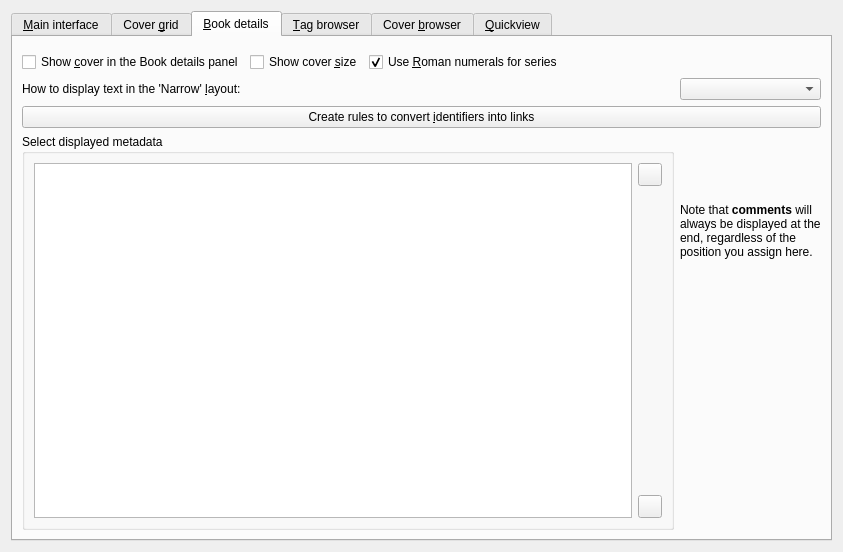
This is src/calibre/gui2/preferences/look_feel.ui in debian-calibre/calibre as Qt 5 draws it before an edit. The edited form follows.
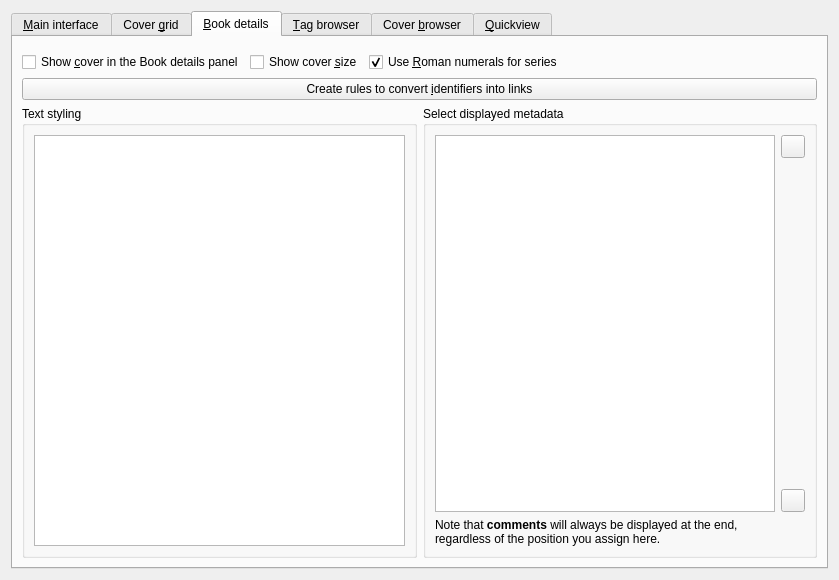
This is the edited form. The open tabs and pages were chosen to show the change. Icons and pictures are not drawn. Custom widgets are drawn as their Qt base class.

```diff
--- a/src/calibre/gui2/preferences/look_feel.ui
+++ b/src/calibre/gui2/preferences/look_feel.ui
@@ -6,8 +6,8 @@
    <rect>
     <x>0</x>
     <y>0</y>
-    <width>843</width>
-    <height>552</height>
+    <width>839</width>
+    <height>580</height>
    </rect>
   </property>
   <property name="windowTitle">
@@ -727,67 +727,6 @@
        <string>&amp;Book details</string>
       </attribute>
       <layout class="QGridLayout" name="gridLayout_12">
-       <item row="4" column="1">
-        <widget class="QLabel" name="label_3">
-         <property name="text">
-          <string>Note that &lt;b&gt;comments&lt;/b&gt; will always be displayed at the end, regardless of the position you assign here.</string>
-         </property>
-         <property name="wordWrap">
-          <bool>true</bool>
-         </property>
-        </widget>
-       </item>
-       <item row="4" column="0" rowspan="2">
-        <widget class="QGroupBox" name="groupBox">
-         <property name="title">
-          <string>Select displayed metadata</string>
-         </property>
-         <layout class="QGridLayout" name="gridLayout_3">
-          <item row="0" column="1">
-           <widget class="QToolButton" name="df_up_button">
-            <property name="toolTip">
-             <string>Move up</string>
-            </property>
-            <property name="icon">
-             <iconset resource="../../../../resources/images.qrc">
-              <normaloff>:/images/arrow-up.png</normaloff>:/images/arrow-up.png</iconset>
-            </property>
-           </widget>
-          </item>
-          <item row="2" column="1">
-           <widget class="QToolButton" name="df_down_button">
-            <property name="toolTip">
-             <string>Move down</string>
-            </property>
-            <property name="icon">
-             <iconset resource="../../../../resources/images.qrc">
-              <normaloff>:/images/arrow-down.png</normaloff>:/images/arrow-down.png</iconset>
-            </property>
-           </widget>
-          </item>
-          <item row="0" column="0" rowspan="3">
-           <widget class="QListView" name="field_display_order">
-            <property name="alternatingRowColors">
-             <bool>true</bool>
-            </property>
-           </widget>
-          </item>
-          <item row="1" column="1">
-           <spacer name="verticalSpacer_5">
-            <property name="orientation">
-             <enum>Qt::Vertical</enum>
-            </property>
-            <property name="sizeHint" stdset="0">
-             <size>
-              <width>20</width>
-              <height>40</height>
-             </size>
-            </property>
-           </spacer>
-          </item>
-         </layout>
-        </widget>
-       </item>
        <item row="1" column="0" colspan="2">
         <layout class="QHBoxLayout">
          <item>
@@ -832,13 +771,6 @@
          </item>
         </layout>
        </item>
-       <item row="3" column="0" colspan="2">
-        <widget class="QPushButton" name="id_links_button">
-         <property name="text">
-          <string>Create rules to convert &amp;identifiers into links</string>
-         </property>
-        </widget>
-       </item>
        <item row="0" column="0" colspan="2">
         <widget class="QWidget" name="default_author_link_container" native="true">
          <property name="sizePolicy">
@@ -849,18 +781,85 @@
          </property>
         </widget>
        </item>
-       <item row="2" column="0">
-        <widget class="QLabel" name="label_25">
+       <item row="2" column="0" colspan="2">
+        <widget class="QPushButton" name="id_links_button">
          <property name="text">
-          <string>How to display text in the 'Narrow' &amp;layout:</string>
+          <string>Create rules to convert &amp;identifiers into links</string>
          </property>
-         <property name="buddy">
-          <cstring>opt_book_details_narrow_comments_layout</cstring>
+        </widget>
+       </item>
+       <item row="3" column="0">
+        <widget class="QGroupBox" name="groupBox_5">
+         <property name="title">
+          <string>Text styling</string>
          </property>
+         <layout class="QVBoxLayout" name="verticalLayout_3">
+          <item>
+           <widget class="QPlainTextEdit" name="opt_book_details_css"/>
+          </item>
+         </layout>
         </widget>
        </item>
-       <item row="2" column="1">
-        <widget class="QComboBox" name="opt_book_details_narrow_comments_layout"/>
+       <item row="3" column="1">
+        <widget class="QGroupBox" name="groupBox">
+         <property name="title">
+          <string>Select displayed metadata</string>
+         </property>
+         <layout class="QGridLayout" name="gridLayout_3">
+          <item row="3" column="1">
+           <widget class="QToolButton" name="df_down_button">
+            <property name="toolTip">
+             <string>Move down</string>
+            </property>
+            <property name="icon">
+             <iconset resource="../../../../resources/images.qrc">
+              <normaloff>:/images/arrow-down.png</normaloff>:/images/arrow-down.png</iconset>
+            </property>
+           </widget>
+          </item>
+          <item row="1" column="1">
+           <widget class="QToolButton" name="df_up_button">
+            <property name="toolTip">
+             <string>Move up</string>
+            </property>
+            <property name="icon">
+             <iconset resource="../../../../resources/images.qrc">
+              <normaloff>:/images/arrow-up.png</normaloff>:/images/arrow-up.png</iconset>
+            </property>
+           </widget>
+          </item>
+          <item row="2" column="1">
+           <spacer name="verticalSpacer_5">
+            <property name="orientation">
+             <enum>Qt::Vertical</enum>
+            </property>
+            <property name="sizeHint" stdset="0">
+             <size>
+              <width>20</width>
+              <height>40</height>
+             </size>
+            </property>
+           </spacer>
+          </item>
+          <item row="1" column="0" rowspan="3">
+           <widget class="QListView" name="field_display_order">
+            <property name="alternatingRowColors">
+             <bool>true</bool>
+            </property>
+           </widget>
+          </item>
+          <item row="4" column="0">
+           <widget class="QLabel" name="label_3">
+            <property name="text">
+             <string>Note that &lt;b&gt;comments&lt;/b&gt; will always be displayed at the end, regardless of the position you assign here.</string>
+            </property>
+            <property name="wordWrap">
+             <bool>true</bool>
+            </property>
+           </widget>
+          </item>
+         </layout>
+        </widget>
        </item>
       </layout>
      </widget>
```
